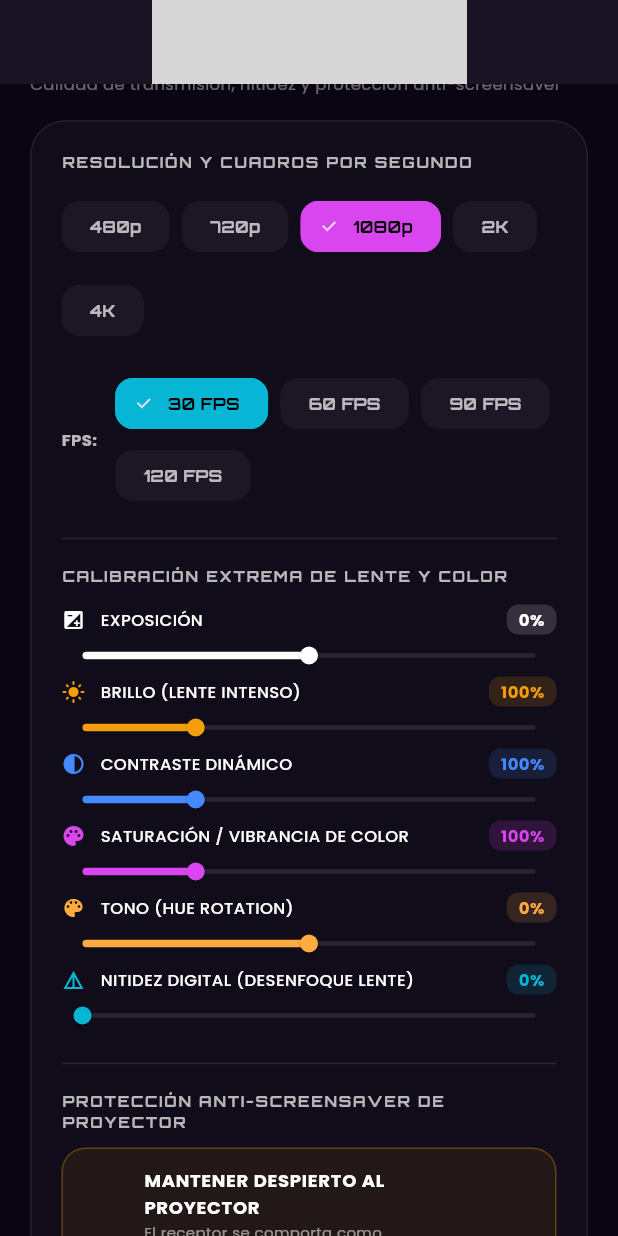
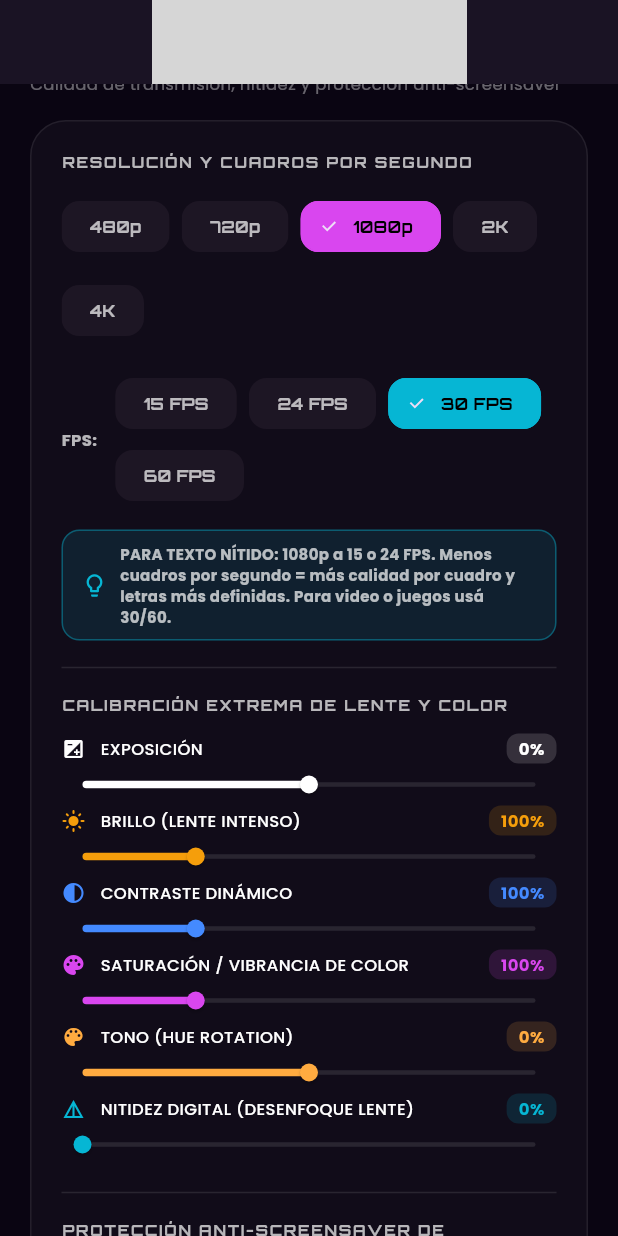
Before and after one commit to natanaelbertoncello-prog/njb-proyectores, a Flutter app: the screen it shows after launch, scrolled down 576 dp, on a phone screen of 412 x 824 dp. Run offline on Flutter 3.47's test engine with Material 3 defaults, Android fonts, the phone set to English and light mode, and no system bars; our stand-ins replace flutter_riverpod, flutter_screenutil, google_fonts, package_info_plus, permission_handler, shelf and 2 more; missing offline and left inert: bonsoir, flutter_webrtc, network_info_plus; grey boxes are pictures that could not be loaded.

Commit message:
Nitidez: no reducir la resolución dos veces y priorizar resolución sobre fps
- scaleResolutionDownBy siempre 1.0 (la captura ya se limita al tamaño elegido)
- degradationPreference = maintain-resolution: el codificador baja fps, no resolución
- Bitrates acordes a contenido de pantalla (1080p: 4-14 Mbps)
- Opciones de 15 y 24 fps para texto y presentaciones

Co-Authored-By: Claude Fable 5.1 <noreply@anthropic.com>

```diff
--- a/lib/ui/widgets/mirroring_settings_panel.dart
+++ b/lib/ui/widgets/mirroring_settings_panel.dart
@@ -52,29 +52,33 @@ class MirroringSettingsPanel extends ConsumerWidget {
             _buildResolutionSelector(context, ref, settings.resolution),
             const SizedBox(height: 14),
             _buildFpsSelector(context, ref, settings.fps),
-            if (settings.resolution == '4K' || settings.fps > 60) ...[
             const SizedBox(height: 12),
             Container(
               padding: const EdgeInsets.symmetric(horizontal: 12, vertical: 8),
               decoration: BoxDecoration(
-                  color: Colors.amber.withValues(alpha: 0.15),
+                color: (settings.resolution == '4K' || settings.resolution == '2K' ? Colors.amber : electricCyan).withValues(alpha: 0.12),
                 borderRadius: BorderRadius.circular(12),
-                  border: Border.all(color: Colors.amber.withValues(alpha: 0.4)),
+                border: Border.all(color: (settings.resolution == '4K' || settings.resolution == '2K' ? Colors.amber : electricCyan).withValues(alpha: 0.4)),
               ),
               child: Row(
-                  children: const [
-                    Icon(Icons.warning_amber_rounded, color: Colors.amber, size: 18),
-                    SizedBox(width: 8),
+                children: [
+                  Icon(
+                    settings.resolution == '4K' || settings.resolution == '2K' ? Icons.warning_amber_rounded : Icons.lightbulb_outline,
+                    color: settings.resolution == '4K' || settings.resolution == '2K' ? Colors.amber : electricCyan,
+                    size: 18,
+                  ),
+                  const SizedBox(width: 8),
                   Expanded(
                     child: Text(
-                        'RECOMENDACIÓN PARA PROYECTORES v7a: Usar 720p o 1080p @ 30/60 FPS. Configurar 4K a 120 FPS saturará el decodificador de video del proyector y provocará que la app se cierre sola.',
-                        style: TextStyle(color: Colors.white70, fontSize: 10, fontWeight: FontWeight.bold),
+                      settings.resolution == '4K' || settings.resolution == '2K'
+                          ? 'Los proyectores chinos suelen decodificar hasta 1080p. En 2K/4K la app del proyector puede trabarse o cerrarse. Recomendado: 1080p.'
+                          : 'PARA TEXTO NÍTIDO: 1080p a 15 o 24 FPS. Menos cuadros por segundo = más calidad por cuadro y letras más definidas. Para video o juegos usá 30/60.',
+                      style: const TextStyle(color: Colors.white70, fontSize: 10, fontWeight: FontWeight.bold),
                     ),
                   ),
                 ],
               ),
             ),
-            ],
 
             const Divider(color: Colors.white10, height: 36),
             _buildSectionTitle('CALIBRACIÓN EXTREMA DE LENTE Y COLOR'),
@@ -235,7 +239,9 @@ class MirroringSettingsPanel extends ConsumerWidget {
   }
 
   Widget _buildFpsSelector(BuildContext context, WidgetRef ref, int currentFps) {
-    final fpsList = [30, 60, 90, 120];
+    // 15 y 24 fps: ideales para texto, planillas y presentaciones (más
+    // bitrate por cuadro = letras más nítidas). 60 para video o juegos.
+    final fpsList = [15, 24, 30, 60];
     return Row(
       children: [
         const Text('FPS:', style: TextStyle(color: Colors.white70, fontSize: 11, fontWeight: FontWeight.bold)),
```
Also changed, not shown: lib/services/signaling_service.dart (+17 -9 lines). Lines whose indentation alone changed are shown as unchanged.
